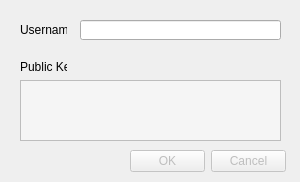
Before: the Qt Designer form src/newuserdialog.ui in decentralised-project/decentralised_ui, drawn with Qt 5.
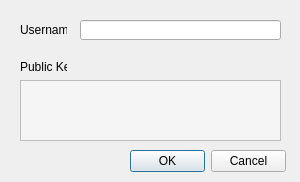
After: the same form once the commit is applied.

Commit message: improved new user dialog.

Diff of the .ui file:
```diff
--- a/src/newuserdialog.ui
+++ b/src/newuserdialog.ui
@@ -57,7 +57,7 @@
   </widget>
   <widget class="QDialogButtonBox" name="buttons">
    <property name="enabled">
-    <bool>false</bool>
+    <bool>true</bool>
    </property>
    <property name="geometry">
     <rect>
```
The commit also changes 2 other files.
